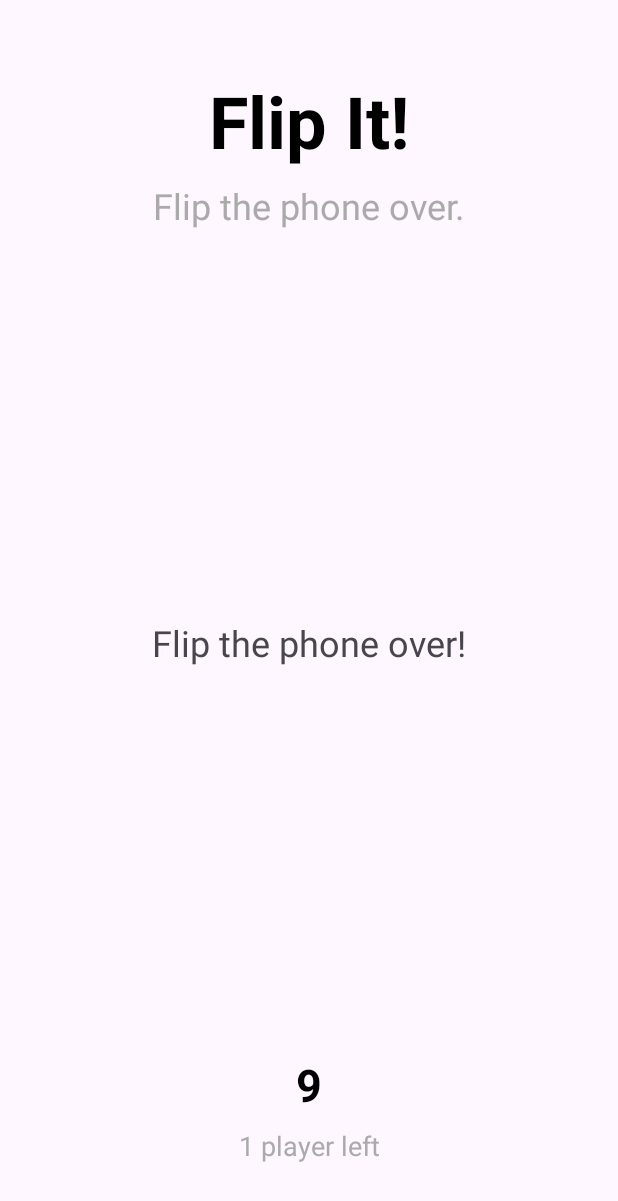
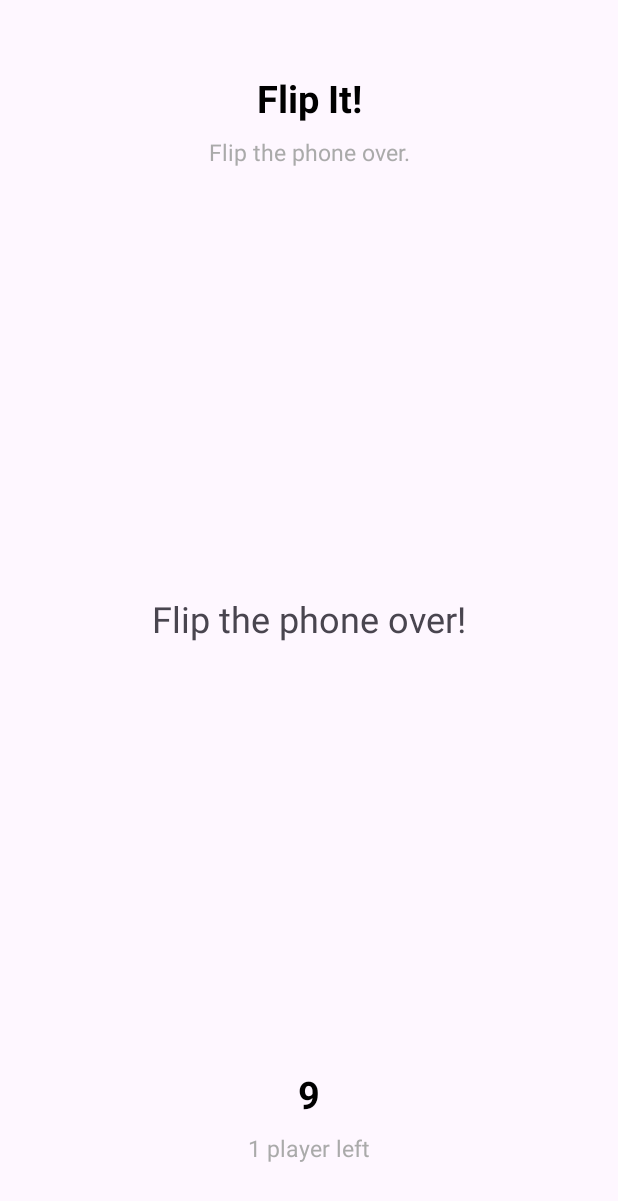
Before and after one commit to thatcherclough/Boppin-It, an Android app: the screen it shows after launch (GameplayActivity), after a tap on "PLAY", on a phone screen of 412 x 824 dp. Shown: the top 1201 px of the screen. Run offline under Robolectric (Android 15) with nearby library versions, the phone set to English and light mode, and no system bars.

Commit message:
fixed scream it

```diff
--- a/app/src/main/AndroidManifest.xml
+++ b/app/src/main/AndroidManifest.xml
@@ -1,6 +1,8 @@
 <?xml version="1.0" encoding="utf-8"?>
 <manifest xmlns:android="http://schemas.android.com/apk/res/android"
     xmlns:tools="http://schemas.android.com/tools">
+
+    <uses-permission android:name="android.permission.RECORD_AUDIO" />
 
     <application
         android:allowBackup="true"
@@ -12,6 +14,7 @@
         android:supportsRtl="true"
         android:theme="@style/Theme.BoppinIt"
         tools:targetApi="31">
+
         <activity
             android:name=".MainActivity"
             android:exported="true">
--- a/app/src/main/java/com/cs407/boppinit/MainActivity.kt
+++ b/app/src/main/java/com/cs407/boppinit/MainActivity.kt
@@ -1,9 +1,13 @@
 package com.cs407.boppinit
 
 import android.content.Intent
+import android.content.pm.PackageManager
 import android.os.Bundle
 import android.widget.Button
+import android.widget.Toast
 import androidx.appcompat.app.AppCompatActivity
+import androidx.core.app.ActivityCompat
+import androidx.core.content.ContextCompat
 import androidx.core.view.forEach
 import com.cs407.boppinit.databinding.ActivityMainBinding
 
@@ -25,10 +29,17 @@ class MainActivity : AppCompatActivity() {
     private var selectedGameMode: GameMode = GameMode.SOLO
     private var selectedDifficulty: Difficulty = Difficulty.EASY
 
+    companion object {
+        private const val MICROPHONE_PERMISSION_CODE = 200
+    }
+
+
     override fun onCreate(savedInstanceState: Bundle?) {
         super.onCreate(savedInstanceState)
         binding = ActivityMainBinding.inflate(layoutInflater)
         setContentView(binding.root)
+
+        requestMicrophonePermission()
 
         setupClickListeners()
         setupToggleGroups()
@@ -38,6 +49,31 @@ class MainActivity : AppCompatActivity() {
 
         // Play music
         AudioManager.playMusic()
+    }
+
+    private fun requestMicrophonePermission() {
+        if (ContextCompat.checkSelfPermission(this, android.Manifest.permission.RECORD_AUDIO)
+            != PackageManager.PERMISSION_GRANTED) {
+            ActivityCompat.requestPermissions(
+                this,
+                arrayOf(android.Manifest.permission.RECORD_AUDIO),
+                MICROPHONE_PERMISSION_CODE
+            )
+        }
+    }
+
+    override fun onRequestPermissionsResult(
+        requestCode: Int,
+        permissions: Array<out String>,
+        grantResults: IntArray
+    ) {
+        super.onRequestPermissionsResult(requestCode, permissions, grantResults)
+        if (requestCode == MICROPHONE_PERMISSION_CODE) {
+            if (grantResults.isNotEmpty() && grantResults[0] != PackageManager.PERMISSION_GRANTED) {
+                // Show toast
+                Toast.makeText(this, "Microphone permission is required to play the game", Toast.LENGTH_SHORT).show()
+            }
+        }
     }
 
     private fun setupClickListeners() {
--- a/app/src/main/java/com/cs407/boppinit/activities/standard/AllActivities.kt
+++ b/app/src/main/java/com/cs407/boppinit/activities/standard/AllActivities.kt
@@ -191,7 +191,7 @@ object BopItActivityRepository {
 
 
     // Hardcode to scream it or whatever other activity you want to test
-//    fun getRandomActivity(): BopItActivity {
+//    fun getRandomActivity(gameMode: GameMode): BopItActivity {
 //        // Hardcode to return the "Scream It!" activity
 //        val screamItActivity = activities.find { it.title == "Scream It!" }
 //        if (screamItActivity != null) {
--- a/app/src/main/res/layout/activity_gameplay.xml
+++ b/app/src/main/res/layout/activity_gameplay.xml
@@ -11,7 +11,7 @@
         android:layout_width="wrap_content"
         android:layout_height="wrap_content"
         android:text="SPIN IT!"
-        android:textSize="48sp"
+        android:textSize="25sp"
         android:textStyle="bold"
         android:textColor="@android:color/black"
         app:layout_constraintTop_toTopOf="parent"
@@ -25,7 +25,7 @@
         android:layout_width="wrap_content"
         android:layout_height="wrap_content"
         android:text="Rotate your phone around!"
-        android:textSize="24sp"
+        android:textSize="15sp"
         android:textColor="@android:color/darker_gray"
         android:textAlignment="center"
         app:layout_constraintTop_toBottomOf="@id/titleText"
@@ -50,7 +50,7 @@
         android:layout_width="wrap_content"
         android:layout_height="wrap_content"
         android:text="3"
-        android:textSize="30sp"
+        android:textSize="25sp"
         android:textStyle="bold"
         android:textColor="@android:color/black"
         app:layout_constraintBottom_toTopOf="@id/playersRemainingText"
@@ -64,7 +64,7 @@
         android:layout_width="wrap_content"
         android:layout_height="wrap_content"
         android:text="2 players left"
-        android:textSize="18sp"
+        android:textSize="15sp"
         android:textColor="@android:color/darker_gray"
         app:layout_constraintBottom_toBottomOf="parent"
         app:layout_constraintStart_toStartOf="parent"
--- a/app/src/main/res/layout/fragment_scream_it.xml
+++ b/app/src/main/res/layout/fragment_scream_it.xml
@@ -22,7 +22,7 @@
         android:layout_width="300dp"
         android:layout_height="wrap_content"
         android:layout_marginTop="16dp"
-        android:max="32767"
+        android:max="2000"
         app:layout_constraintEnd_toEndOf="parent"
         app:layout_constraintStart_toStartOf="parent"
         app:layout_constraintTop_toBottomOf="@id/testText" />
--- a/app/src/main/res/layout/fragment_spin_it.xml
+++ b/app/src/main/res/layout/fragment_spin_it.xml
@@ -8,6 +8,7 @@
         android:id="@+id/spinItText"
         android:layout_width="wrap_content"
         android:layout_height="wrap_content"
+        android:textAlignment="center"
         android:textSize="24sp"
         app:layout_constraintBottom_toBottomOf="parent"
         app:layout_constraintEnd_toEndOf="parent"
```
Also changed, not shown: app/src/main/java/com/cs407/boppinit/activities/ScreamItActivity.kt (+36 -12 lines).
